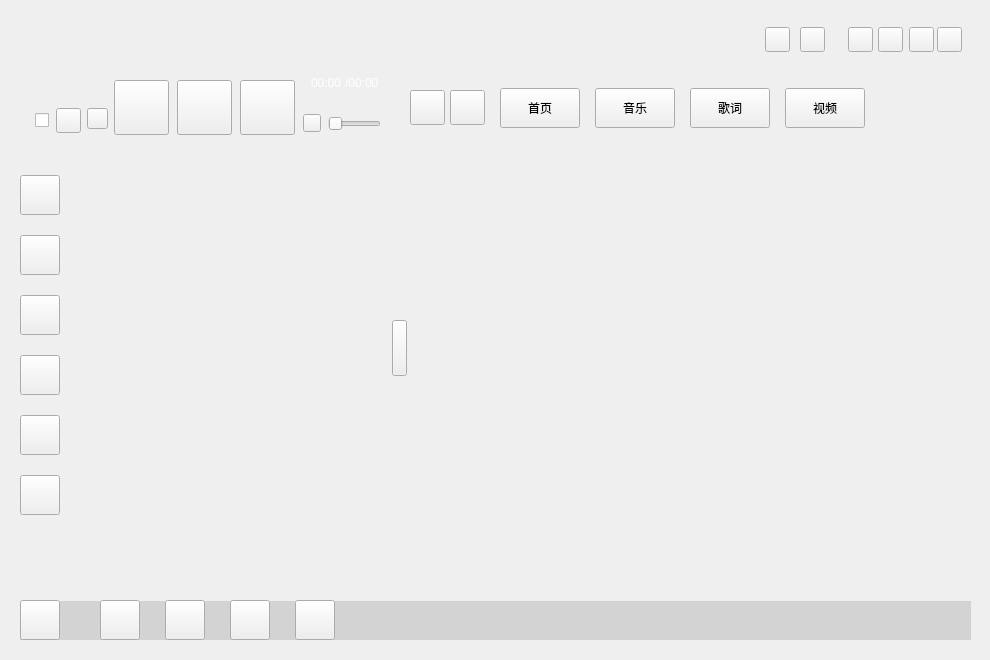
Before: the Qt Designer form TTKCore/musicUi/musicApplication/musicapplication.ui in Greedysky/TTKMusicPlayer, drawn with Qt 5.
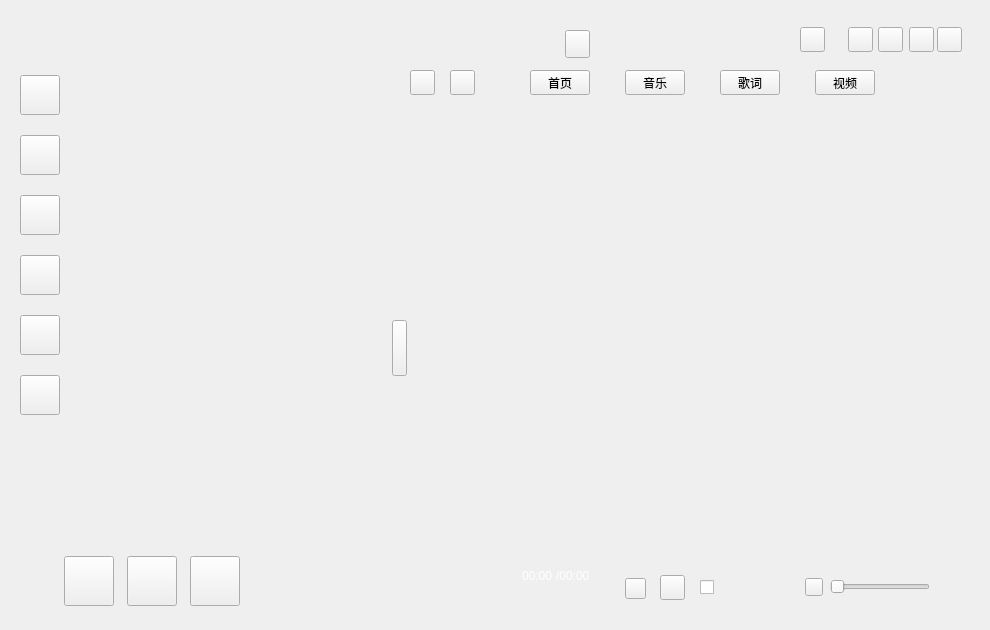
After: the same form once the commit is applied. Icons and pictures are not drawn. Custom widgets are drawn as their Qt base class.

```diff
--- a/TTKCore/musicUi/musicApplication/musicapplication.ui
+++ b/TTKCore/musicUi/musicApplication/musicapplication.ui
@@ -7,7 +7,7 @@
     <x>0</x>
     <y>0</y>
     <width>990</width>
-    <height>660</height>
+    <height>630</height>
    </rect>
   </property>
   <property name="windowTitle">
@@ -49,7 +49,7 @@
      <x>20</x>
      <y>20</y>
      <width>950</width>
-     <height>620</height>
+     <height>590</height>
     </rect>
    </property>
    <property name="styleSheet">
@@ -65,10 +65,10 @@
   <widget class="QToolButton" name="musicPrevious">
    <property name="geometry">
     <rect>
-     <x>114</x>
-     <y>80</y>
-     <width>55</width>
-     <height>55</height>
+     <x>64</x>
+     <y>556</y>
+     <width>50</width>
+     <height>50</height>
     </rect>
    </property>
    <property name="text">
@@ -78,184 +78,46 @@
   <widget class="QToolButton" name="musicNext">
    <property name="geometry">
     <rect>
-     <x>240</x>
-     <y>80</y>
-     <width>55</width>
-     <height>55</height>
+     <x>190</x>
+     <y>556</y>
+     <width>50</width>
+     <height>50</height>
     </rect>
    </property>
    <property name="text">
     <string/>
    </property>
   </widget>
-  <widget class="MusicTimerSliderWidget" name="musicTimeWidget" native="true">
-   <property name="geometry">
-    <rect>
-     <x>20</x>
-     <y>45</y>
-     <width>375</width>
-     <height>40</height>
-    </rect>
-   </property>
-   <property name="styleSheet">
-    <string notr="true"/>
-   </property>
-  </widget>
-  <widget class="QToolButton" name="menuSetting">
-   <property name="geometry">
-    <rect>
-     <x>20</x>
-     <y>600</y>
-     <width>40</width>
-     <height>40</height>
-    </rect>
-   </property>
-   <property name="text">
-    <string/>
-   </property>
-   <property name="popupMode">
-    <enum>QToolButton::InstantPopup</enum>
-   </property>
-  </widget>
   <widget class="QToolButton" name="musicKey">
    <property name="geometry">
     <rect>
-     <x>177</x>
-     <y>80</y>
-     <width>55</width>
-     <height>55</height>
+     <x>127</x>
+     <y>556</y>
+     <width>50</width>
+     <height>50</height>
     </rect>
    </property>
    <property name="text">
     <string/>
    </property>
   </widget>
-  <widget class="QToolButton" name="musicSound">
-   <property name="geometry">
-    <rect>
-     <x>303</x>
-     <y>114</y>
-     <width>18</width>
-     <height>18</height>
-    </rect>
-   </property>
-   <property name="styleSheet">
-    <string notr="true">border-image: url(:/image/soundmax);</string>
-   </property>
-   <property name="text">
-    <string/>
-   </property>
-  </widget>
-  <widget class="QSlider" name="musicSoundSlider">
-   <property name="geometry">
-    <rect>
-     <x>328</x>
-     <y>116</y>
-     <width>53</width>
-     <height>16</height>
-    </rect>
-   </property>
-   <property name="orientation">
-    <enum>Qt::Horizontal</enum>
-   </property>
-  </widget>
   <widget class="QStackedWidget" name="songsContainer">
    <property name="geometry">
     <rect>
      <x>60</x>
-     <y>144</y>
+     <y>70</y>
      <width>331</width>
-     <height>455</height>
+     <height>485</height>
     </rect>
    </property>
   </widget>
-  <widget class="MusicMarqueeWidget" name="showCurrentSong" native="true">
-   <property name="geometry">
-    <rect>
-     <x>90</x>
-     <y>30</y>
-     <width>200</width>
-     <height>31</height>
-    </rect>
-   </property>
-   <property name="styleSheet">
-    <string notr="true">color:#FFFFFF;font-weight:bold;font-size:15px;</string>
-   </property>
-   <property name="text" stdset="0">
-    <string>当前无正在播放的歌曲</string>
-   </property>
-  </widget>
-  <widget class="QToolButton" name="musicSetting">
-   <property name="geometry">
-    <rect>
-     <x>165</x>
-     <y>600</y>
-     <width>40</width>
-     <height>40</height>
-    </rect>
-   </property>
-   <property name="styleSheet">
-    <string notr="true"/>
-   </property>
-   <property name="text">
-    <string/>
-   </property>
-  </widget>
-  <widget class="QToolButton" name="musicImport">
-   <property name="geometry">
-    <rect>
-     <x>100</x>
-     <y>600</y>
-     <width>40</width>
-     <height>40</height>
-    </rect>
-   </property>
-   <property name="styleSheet">
-    <string notr="true"/>
-   </property>
-   <property name="text">
-    <string/>
-   </property>
-  </widget>
-  <widget class="QToolButton" name="musicSearch">
-   <property name="geometry">
-    <rect>
-     <x>230</x>
-     <y>600</y>
-     <width>40</width>
-     <height>40</height>
-    </rect>
-   </property>
-   <property name="styleSheet">
-    <string notr="true"/>
-   </property>
-   <property name="text">
-    <string/>
-   </property>
-  </widget>
-  <widget class="QToolButton" name="musicCurrentLocation">
-   <property name="geometry">
-    <rect>
-     <x>295</x>
-     <y>600</y>
-     <width>40</width>
-     <height>40</height>
-    </rect>
-   </property>
-   <property name="styleSheet">
-    <string notr="true"/>
-   </property>
-   <property name="text">
-    <string/>
-   </property>
-  </widget>
   <widget class="MusicLocalSongSearchInlineEdit" name="musicSongSearchLine" native="true">
    <property name="geometry">
     <rect>
-     <x>504</x>
-     <y>27</y>
+     <x>304</x>
+     <y>30</y>
      <width>261</width>
-     <height>25</height>
+     <height>28</height>
     </rect>
    </property>
    <property name="styleSheet">
@@ -265,29 +127,13 @@
     <string/>
    </property>
   </widget>
-  <widget class="QLabel" name="musicWindowSpace">
-   <property name="geometry">
-    <rect>
-     <x>380</x>
-     <y>20</y>
-     <width>590</width>
-     <height>45</height>
-    </rect>
-   </property>
-   <property name="styleSheet">
-    <string notr="true">border-image: url(:/image/screentop);</string>
-   </property>
-   <property name="text">
-    <string/>
-   </property>
-  </widget>
   <widget class="QPushButton" name="musicSearchButton">
    <property name="geometry">
     <rect>
-     <x>765</x>
-     <y>27</y>
+     <x>565</x>
+     <y>30</y>
      <width>25</width>
-     <height>25</height>
+     <height>28</height>
     </rect>
    </property>
    <property name="styleSheet">
@@ -317,7 +163,7 @@
    <property name="geometry">
     <rect>
      <x>390</x>
-     <y>144</y>
+     <y>100</y>
      <width>541</width>
      <height>455</height>
     </rect>
@@ -336,10 +182,10 @@
   <widget class="QPushButton" name="musicSearchWidgetButton">
    <property name="geometry">
     <rect>
-     <x>595</x>
-     <y>88</y>
-     <width>80</width>
-     <height>40</height>
+     <x>625</x>
+     <y>70</y>
+     <width>60</width>
+     <height>25</height>
     </rect>
    </property>
    <property name="styleSheet">
@@ -352,10 +198,10 @@
   <widget class="QPushButton" name="musicLrcWidgetButton">
    <property name="geometry">
     <rect>
-     <x>690</x>
-     <y>88</y>
-     <width>80</width>
-     <height>40</height>
+     <x>720</x>
+     <y>70</y>
+     <width>60</width>
+     <height>25</height>
     </rect>
    </property>
    <property name="styleSheet">
@@ -369,9 +215,9 @@
    <property name="geometry">
     <rect>
      <x>450</x>
-     <y>90</y>
-     <width>35</width>
-     <height>35</height>
+     <y>70</y>
+     <width>25</width>
+     <height>25</height>
     </rect>
    </property>
    <property name="styleSheet">
@@ -384,10 +230,10 @@
   <widget class="QPushButton" name="musicIndexWidgetButton">
    <property name="geometry">
     <rect>
-     <x>500</x>
-     <y>88</y>
-     <width>80</width>
-     <height>40</height>
+     <x>530</x>
+     <y>70</y>
+     <width>60</width>
+     <height>25</height>
     </rect>
    </property>
    <property name="styleSheet">
@@ -401,7 +247,7 @@
    <property name="geometry">
     <rect>
      <x>930</x>
-     <y>510</y>
+     <y>455</y>
      <width>41</width>
      <height>101</height>
     </rect>
@@ -410,43 +256,11 @@
     <string/>
    </property>
   </widget>
-  <widget class="QCheckBox" name="musicDesktopLrc">
-   <property name="geometry">
-    <rect>
-     <x>35</x>
-     <y>113</y>
-     <width>15</width>
-     <height>15</height>
-    </rect>
-   </property>
-   <property name="text">
-    <string/>
-   </property>
-   <property name="checkable">
-    <bool>true</bool>
-   </property>
-   <property name="checked">
-    <bool>false</bool>
-   </property>
-  </widget>
-  <widget class="QToolButton" name="musicBestLove">
-   <property name="geometry">
-    <rect>
-     <x>87</x>
-     <y>108</y>
-     <width>21</width>
-     <height>21</height>
-    </rect>
-   </property>
-   <property name="text">
-    <string/>
-   </property>
-  </widget>
   <widget class="QWidget" name="horizontalLayoutWidget">
    <property name="geometry">
     <rect>
-     <x>400</x>
-     <y>26</y>
+     <x>30</x>
+     <y>30</y>
      <width>101</width>
      <height>31</height>
     </rect>
@@ -464,7 +278,7 @@
    <property name="geometry">
     <rect>
      <x>20</x>
-     <y>475</y>
+     <y>375</y>
      <width>40</width>
      <height>40</height>
     </rect>
@@ -476,16 +290,6 @@
     <enum>QToolButton::InstantPopup</enum>
    </property>
   </widget>
-  <widget class="MusicEnhancedWidget" name="musicEnhancedButton" native="true">
-   <property name="geometry">
-    <rect>
-     <x>335</x>
-     <y>95</y>
-     <width>50</width>
-     <height>20</height>
-    </rect>
-   </property>
-  </widget>
   <widget class="QToolButton" name="musicWindowRemote">
    <property name="geometry">
     <rect>
@@ -506,7 +310,7 @@
    <property name="geometry">
     <rect>
      <x>20</x>
-     <y>175</y>
+     <y>75</y>
      <width>40</width>
      <height>40</height>
     </rect>
@@ -522,7 +326,7 @@
    <property name="geometry">
     <rect>
      <x>20</x>
-     <y>235</y>
+     <y>135</y>
      <width>40</width>
      <height>40</height>
     </rect>
@@ -538,7 +342,7 @@
    <property name="geometry">
     <rect>
      <x>20</x>
-     <y>295</y>
+     <y>195</y>
      <width>40</width>
      <height>40</height>
     </rect>
@@ -554,7 +358,7 @@
    <property name="geometry">
     <rect>
      <x>20</x>
-     <y>415</y>
+     <y>315</y>
      <width>40</width>
      <height>40</height>
     </rect>
@@ -569,10 +373,10 @@
   <widget class="QPushButton" name="vedioWidgetButton">
    <property name="geometry">
     <rect>
-     <x>785</x>
-     <y>88</y>
-     <width>80</width>
-     <height>40</height>
+     <x>815</x>
+     <y>70</y>
+     <width>60</width>
+     <height>25</height>
     </rect>
    </property>
    <property name="styleSheet">
@@ -582,51 +386,6 @@
     <string>视频</string>
    </property>
   </widget>
-  <widget class="QLabel" name="playCurrentTime">
-   <property name="geometry">
-    <rect>
-     <x>311</x>
-     <y>75</y>
-     <width>35</width>
-     <height>15</height>
-    </rect>
-   </property>
-   <property name="styleSheet">
-    <string notr="true">color:#FFFFFF;</string>
-   </property>
-   <property name="text">
-    <string>00:00</string>
-   </property>
-  </widget>
-  <widget class="QLabel" name="playTotalTime">
-   <property name="geometry">
-    <rect>
-     <x>345</x>
-     <y>75</y>
-     <width>37</width>
-     <height>15</height>
-    </rect>
-   </property>
-   <property name="styleSheet">
-    <string notr="true">color:#FFFFFF;</string>
-   </property>
-   <property name="text">
-    <string>/00:00</string>
-   </property>
-  </widget>
-  <widget class="QToolButton" name="musicPlayMode">
-   <property name="geometry">
-    <rect>
-     <x>56</x>
-     <y>108</y>
-     <width>25</width>
-     <height>25</height>
-    </rect>
-   </property>
-   <property name="text">
-    <string/>
-   </property>
-  </widget>
   <widget class="QToolButton" name="musicWindowConcise">
    <property name="geometry">
     <rect>
@@ -643,27 +402,11 @@
     <string/>
    </property>
   </widget>
-  <widget class="QLabel" name="musicWindowSpace_2">
-   <property name="geometry">
-    <rect>
-     <x>20</x>
-     <y>601</y>
-     <width>951</width>
-     <height>39</height>
-    </rect>
-   </property>
-   <property name="styleSheet">
-    <string notr="true">background-color:rgba(0,0,0,30)</string>
-   </property>
-   <property name="text">
-    <string/>
-   </property>
-  </widget>
   <widget class="QLabel" name="resizeWindowLabel">
    <property name="geometry">
     <rect>
      <x>950</x>
-     <y>620</y>
+     <y>590</y>
      <width>15</width>
      <height>15</height>
     </rect>
@@ -672,22 +415,11 @@
     <pixmap resource="../../../TTKQrc/MusicPlayer.qrc">:/image/resizeWindow</pixmap>
    </property>
   </widget>
-  <widget class="QWidget" name="verticalLayoutWidget">
-   <property name="geometry">
-    <rect>
-     <x>35</x>
-     <y>35</y>
-     <width>46</width>
-     <height>21</height>
-    </rect>
-   </property>
-   <layout class="QVBoxLayout" name="musicQualityWindow"/>
-  </widget>
   <widget class="QToolButton" name="musicButton_mobile">
    <property name="geometry">
     <rect>
      <x>20</x>
-     <y>355</y>
+     <y>255</y>
      <width>40</width>
      <height>40</height>
     </rect>
@@ -722,13 +454,169 @@
    <property name="geometry">
     <rect>
      <x>410</x>
-     <y>90</y>
+     <y>70</y>
+     <width>25</width>
+     <height>25</height>
+    </rect>
+   </property>
+   <property name="styleSheet">
+    <string notr="true"/>
+   </property>
+   <property name="text">
+    <string/>
+   </property>
+  </widget>
+  <widget class="QWidget" name="verticalLayoutWidget">
+   <property name="geometry">
+    <rect>
+     <x>245</x>
+     <y>563</y>
+     <width>46</width>
+     <height>21</height>
+    </rect>
+   </property>
+   <layout class="QVBoxLayout" name="musicQualityWindow"/>
+  </widget>
+  <widget class="MusicMarqueeWidget" name="showCurrentSong" native="true">
+   <property name="geometry">
+    <rect>
+     <x>300</x>
+     <y>558</y>
+     <width>215</width>
+     <height>31</height>
+    </rect>
+   </property>
+   <property name="styleSheet">
+    <string notr="true">color:#FFFFFF;font-weight:bold;font-size:15px;</string>
+   </property>
+   <property name="text" stdset="0">
+    <string>当前无正在播放的歌曲</string>
+   </property>
+  </widget>
+  <widget class="MusicTimerSliderWidget" name="musicTimeWidget" native="true">
+   <property name="geometry">
+    <rect>
+     <x>230</x>
+     <y>573</y>
+     <width>375</width>
+     <height>40</height>
+    </rect>
+   </property>
+   <property name="styleSheet">
+    <string notr="true"/>
+   </property>
+  </widget>
+  <widget class="QLabel" name="playCurrentTime">
+   <property name="geometry">
+    <rect>
+     <x>522</x>
+     <y>568</y>
      <width>35</width>
-     <height>35</height>
+     <height>15</height>
     </rect>
    </property>
    <property name="styleSheet">
-    <string notr="true"/>
+    <string notr="true">color:#FFFFFF;</string>
+   </property>
+   <property name="text">
+    <string>00:00</string>
+   </property>
+  </widget>
+  <widget class="QLabel" name="playTotalTime">
+   <property name="geometry">
+    <rect>
+     <x>556</x>
+     <y>568</y>
+     <width>37</width>
+     <height>15</height>
+    </rect>
+   </property>
+   <property name="styleSheet">
+    <string notr="true">color:#FFFFFF;</string>
+   </property>
+   <property name="text">
+    <string>/00:00</string>
+   </property>
+  </widget>
+  <widget class="QToolButton" name="musicBestLove">
+   <property name="geometry">
+    <rect>
+     <x>625</x>
+     <y>578</y>
+     <width>21</width>
+     <height>21</height>
+    </rect>
+   </property>
+   <property name="text">
+    <string/>
+   </property>
+  </widget>
+  <widget class="QToolButton" name="musicPlayMode">
+   <property name="geometry">
+    <rect>
+     <x>660</x>
+     <y>575</y>
+     <width>25</width>
+     <height>25</height>
+    </rect>
+   </property>
+   <property name="text">
+    <string/>
+   </property>
+  </widget>
+  <widget class="QCheckBox" name="musicDesktopLrc">
+   <property name="geometry">
+    <rect>
+     <x>700</x>
+     <y>580</y>
+     <width>15</width>
+     <height>15</height>
+    </rect>
+   </property>
+   <property name="text">
+    <string/>
+   </property>
+   <property name="checkable">
+    <bool>true</bool>
+   </property>
+   <property name="checked">
+    <bool>false</bool>
+   </property>
+  </widget>
+  <widget class="MusicEnhancedWidget" name="musicEnhancedButton" native="true">
+   <property name="geometry">
+    <rect>
+     <x>730</x>
+     <y>578</y>
+     <width>50</width>
+     <height>20</height>
+    </rect>
+   </property>
+  </widget>
+  <widget class="QSlider" name="musicSoundSlider">
+   <property name="geometry">
+    <rect>
+     <x>830</x>
+     <y>579</y>
+     <width>100</width>
+     <height>16</height>
+    </rect>
+   </property>
+   <property name="orientation">
+    <enum>Qt::Horizontal</enum>
+   </property>
+  </widget>
+  <widget class="QToolButton" name="musicSound">
+   <property name="geometry">
+    <rect>
+     <x>805</x>
+     <y>578</y>
+     <width>18</width>
+     <height>18</height>
+    </rect>
+   </property>
+   <property name="styleSheet">
+    <string notr="true">border-image: url(:/image/soundmax);</string>
    </property>
    <property name="text">
     <string/>
```
Left out of the diff: 29 changed lines with no effect on the pictures.
